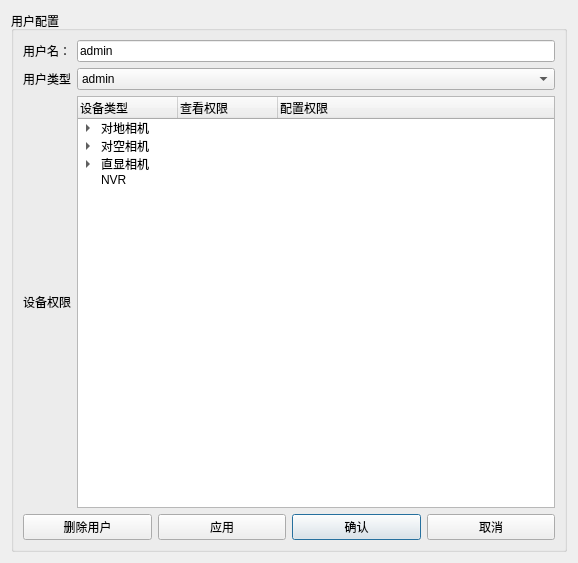
Old version of the form control_tower_system/server/src/view/useritem.ui in the repository shengxiaoyi1993/cpp-qt.
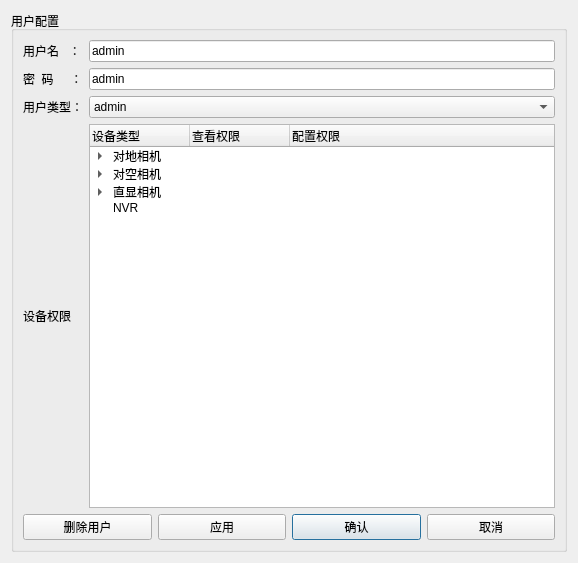
New version of the form.

Patch:
```diff
--- a/control_tower_system/server/src/view/useritem.ui
+++ b/control_tower_system/server/src/view/useritem.ui
@@ -22,35 +22,7 @@
      <layout class="QGridLayout" name="gridLayout_3" rowstretch="5,1">
       <item row="0" column="0">
        <layout class="QGridLayout" name="gridLayout_2">
-        <item row="0" column="0">
-         <widget class="QLabel" name="label">
-          <property name="text">
-           <string>用户名：</string>
-          </property>
-         </widget>
-        </item>
-        <item row="1" column="1">
-         <widget class="QComboBox" name="comboBox">
-          <item>
-           <property name="text">
-            <string>admin</string>
-           </property>
-          </item>
-          <item>
-           <property name="text">
-            <string>ordinary</string>
-           </property>
-          </item>
-         </widget>
-        </item>
-        <item row="1" column="0">
-         <widget class="QLabel" name="label_2">
-          <property name="text">
-           <string>用户类型</string>
-          </property>
-         </widget>
-        </item>
-        <item row="2" column="1">
+        <item row="4" column="2">
          <widget class="QTreeWidget" name="treeWidget">
           <column>
            <property name="text">
@@ -135,19 +107,61 @@
          </widget>
         </item>
         <item row="2" column="0">
+         <widget class="QLabel" name="label_2">
+          <property name="text">
+           <string>用户类型：</string>
+          </property>
+         </widget>
+        </item>
+        <item row="1" column="0">
+         <widget class="QLabel" name="label_4">
+          <property name="text">
+           <string>密  码     ：</string>
+          </property>
+         </widget>
+        </item>
+        <item row="4" column="0">
          <widget class="QLabel" name="label_3">
           <property name="text">
            <string>设备权限</string>
           </property>
          </widget>
         </item>
-        <item row="0" column="1">
+        <item row="0" column="0">
+         <widget class="QLabel" name="label">
+          <property name="text">
+           <string>用户名   ：</string>
+          </property>
+         </widget>
+        </item>
+        <item row="0" column="2">
          <widget class="QLineEdit" name="lineEdit">
           <property name="text">
            <string>admin</string>
           </property>
          </widget>
         </item>
+        <item row="2" column="2">
+         <widget class="QComboBox" name="comboBox">
+          <item>
+           <property name="text">
+            <string>admin</string>
+           </property>
+          </item>
+          <item>
+           <property name="text">
+            <string>ordinary</string>
+           </property>
+          </item>
+         </widget>
+        </item>
+        <item row="1" column="2">
+         <widget class="QLineEdit" name="lineEdit_2">
+          <property name="text">
+           <string>admin</string>
+          </property>
+         </widget>
+        </item>
        </layout>
       </item>
       <item row="1" column="0">
```
